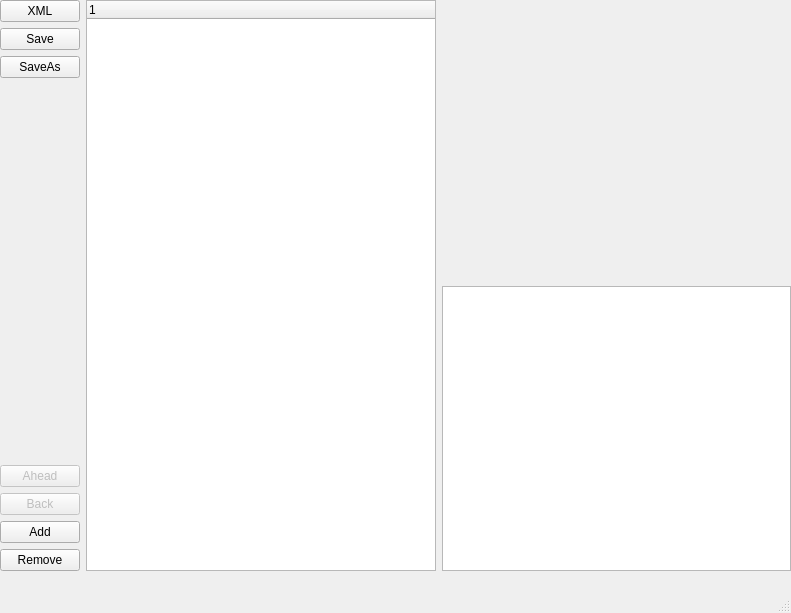
DioBrandoKun/Second, file window.ui: the form before one commit.
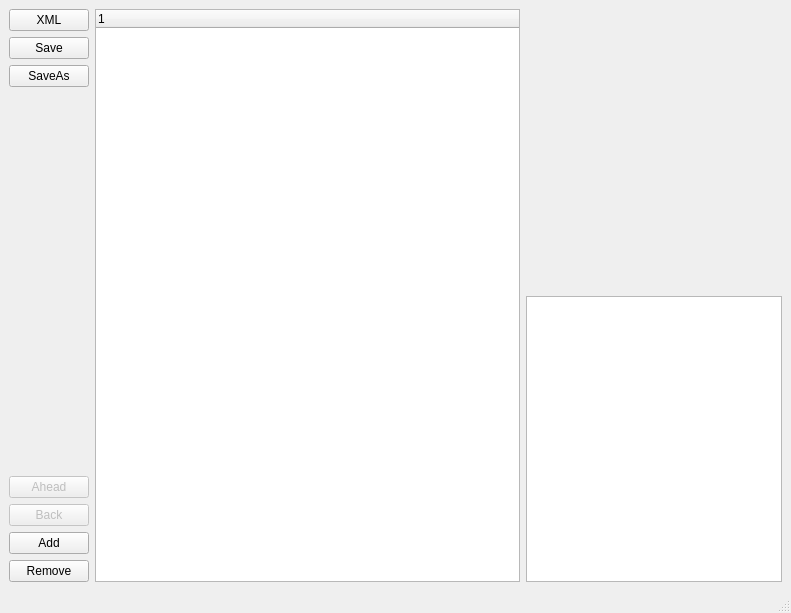
The form after the commit.

Commit message:
Тянуть
Удалил баг, создания истории при нажатии remove в пустой форме.

```diff
--- a/window.ui
+++ b/window.ui
@@ -17,15 +17,14 @@
    <property name="enabled">
     <bool>true</bool>
    </property>
-   <widget class="QWidget" name="gridLayoutWidget">
-    <property name="geometry">
-     <rect>
-      <x>0</x>
-      <y>0</y>
-      <width>791</width>
-      <height>571</height>
-     </rect>
-    </property>
+   <property name="sizePolicy">
+    <sizepolicy hsizetype="Expanding" vsizetype="Expanding">
+     <horstretch>1</horstretch>
+     <verstretch>1</verstretch>
+    </sizepolicy>
+   </property>
+   <layout class="QHBoxLayout" name="horizontalLayout">
+    <item>
     <layout class="QGridLayout" name="_2">
      <item row="0" column="0">
       <layout class="QVBoxLayout" name="verticalLayout_2">
@@ -123,13 +122,14 @@
          </property>
         </spacer>
        </item>
-       <item>
+        <item alignment="Qt::AlignRight">
         <widget class="QTextBrowser" name="m_text"/>
        </item>
       </layout>
      </item>
     </layout>
-   </widget>
+    </item>
+   </layout>
   </widget>
   <widget class="QStatusBar" name="statusbar"/>
   <widget class="QMenuBar" name="menubar">
```
Lines whose indentation alone changed are shown as unchanged. The commit also changes 2 other files.
